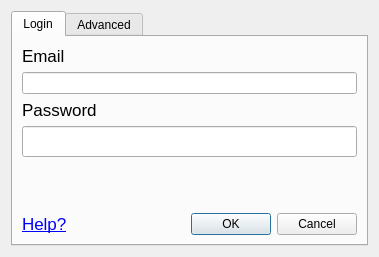
Above: ui/watering_login_dialog.ui from Ingeniousware/QGISWaterIng before the change. Below: the same form after it.
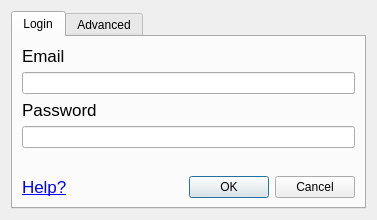
That is the form after the change. Custom widgets are drawn as their Qt base class.

Commit message: fixing login dialog

```diff
--- a/ui/watering_login_dialog.ui
+++ b/ui/watering_login_dialog.ui
@@ -9,8 +9,8 @@
    <rect>
     <x>0</x>
     <y>0</y>
-    <width>379</width>
-    <height>257</height>
+    <width>377</width>
+    <height>219</height>
    </rect>
   </property>
   <property name="windowTitle">
@@ -77,15 +77,6 @@
        </item>
        <item>
         <widget class="QgsPasswordLineEdit" name="passwordInput">
-         <property name="font">
-          <font>
-           <pointsize>14</pointsize>
-           <kerning>false</kerning>
-          </font>
-         </property>
-         <property name="mouseTracking">
-          <bool>true</bool>
-         </property>
          <property name="showLockIcon">
           <bool>true</bool>
          </property>
```
